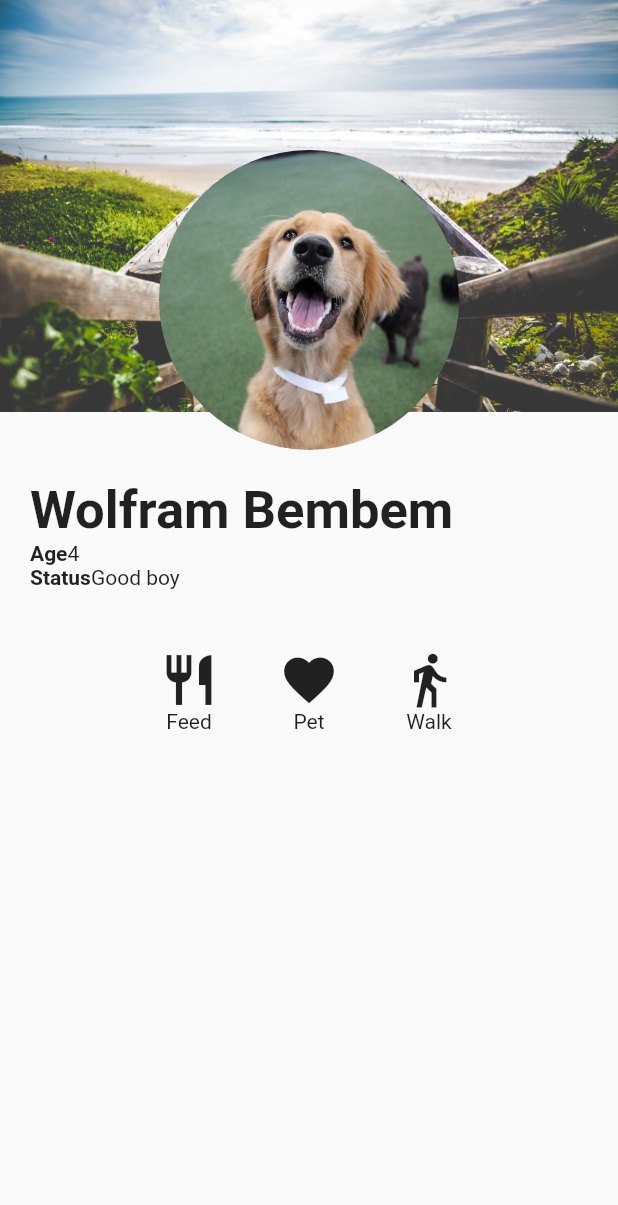
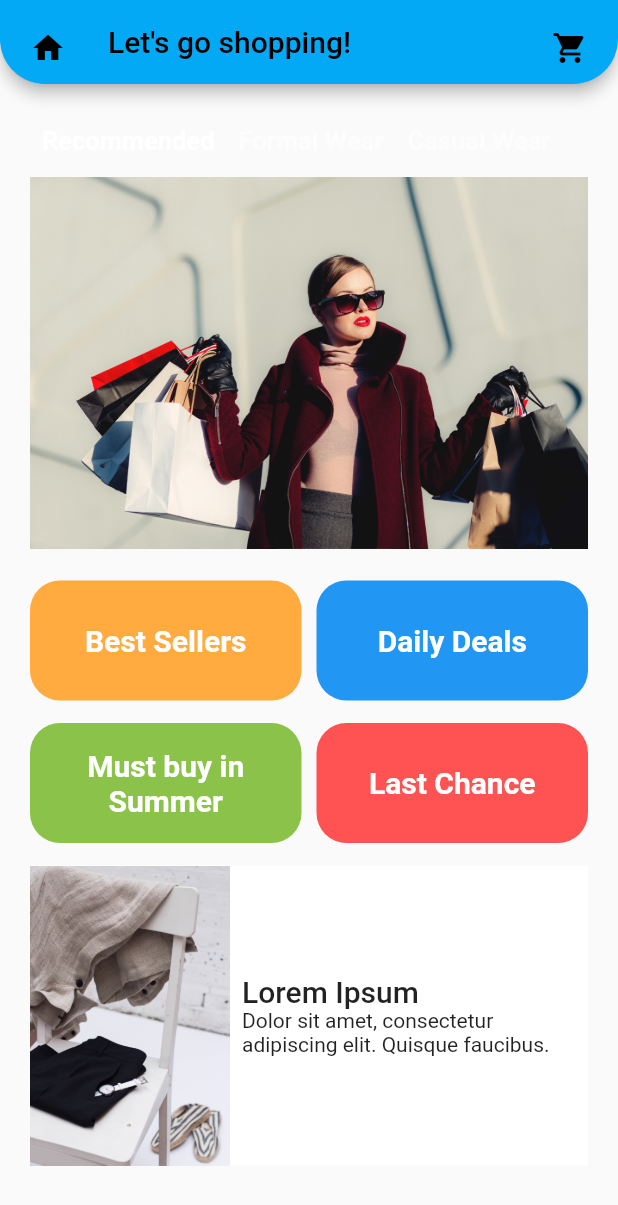
Before and after one commit to tuanhung1980/dogs, a Flutter app: the screen it shows after launch, on a phone screen of 412 x 824 dp. Shown: the top 1205 px of the screen. Run offline on Flutter 3.47's test engine with Material 2 defaults, Android fonts, the phone set to English and light mode, and no system bars.

Commit message:
Updating ecommerce screen

```diff
--- /dev/null
+++ b/lib/e_commerce_screen_before.dart
@@ -0,0 +1,182 @@
+import 'package:flutter/material.dart';
+
+class ECommerceScreen extends StatelessWidget {
+  @override
+  Widget build(BuildContext context) {
+    return Scaffold(
+      //backgroundColor: Colors.blueGrey,
+      appBar: _buildAppBar(),
+      body: Padding(
+        padding: const EdgeInsets.all(20.0),
+        child: Column(
+          children: <Widget>[
+            _buildToggleBar(),
+            SizedBox(height: 260, child: Image.asset('assets/woman_shopping.jpg')),
+            DealButtons(),
+            _buildProductTile(context),
+          ],
+        ),
+      ),
+    );
+  }
+
+  Container _buildProductTile(BuildContext context) {
+    return Container(
+            height: 200,
+            color: Colors.white,
+            child: Row(
+              children: <Widget>[
+                Image.asset(
+                  'assets/textiles.jpg',
+                  fit: BoxFit.fitHeight,
+                ),
+                Expanded(
+                  child: Padding(
+                    padding: const EdgeInsets.all(8.0),
+                    child: Column(
+                      mainAxisAlignment: MainAxisAlignment.center,
+                      crossAxisAlignment: CrossAxisAlignment.start,
+                      children: <Widget>[
+                        Text(
+                          'Lorem Ipsum',
+                          style: Theme.of(context).textTheme.titleLarge,
+                        ),
+                        Text(
+                            'Dolor sit amet, consectetur adipiscing elit. Quisque faucibus.')
+                      ],
+                    ),
+                  ),
+                )
+              ],
+            ),
+          );
+  }
+
+  Row _buildToggleBar() {
+    return Row(
+            children: <Widget>[
+              Padding(
+                padding: const EdgeInsets.all(8.0),
+                child: Text(
+                  'Recommended',
+                  style: TextStyle(
+                    color: Colors.white,
+                    fontSize: 17,
+                    fontWeight: FontWeight.bold,
+                  ),
+                ),
+              ),
+              Padding(
+                padding: const EdgeInsets.all(8.0),
+                child: Text(
+                  'Formal Wear',
+                  style: TextStyle(
+                    color: Colors.white54,
+                    fontSize: 17,
+                    fontWeight: FontWeight.bold,
+                  ),
+                ),
+              ),
+              Padding(
+                padding: const EdgeInsets.all(8.0),
+                child: Text(
+                  'Casual Wear',
+                  style: TextStyle(
+                    color: Colors.white54,
+                    fontSize: 17,
+                    fontWeight: FontWeight.bold,
+                  ),
+                ),
+              ),
+            ],
+          );
+  }
+
+  AppBar _buildAppBar() {
+    return AppBar(
+      //backgroundColor: Colors.purpleAccent,
+      shape: RoundedRectangleBorder(
+          borderRadius: BorderRadius.vertical(bottom: Radius.circular(30))),
+      leading: Padding(
+        padding: const EdgeInsets.all(20.0),
+        child: Icon(Icons.home),
+      ),
+      title: Text('Let\'s go shopping!'),
+      //elevation: 0,
+      actions: <Widget>[
+        Padding(
+          padding: const EdgeInsets.all(20.0),
+          child: Icon(Icons.shopping_cart),
+        )
+      ],
+    );
+  }
+}
+
+class DealButtons extends StatelessWidget {
+  const DealButtons({
+    super.key,
+  });
+
+  @override
+  Widget build(BuildContext context) {
+    return Column(
+      children: [
+        SizedBox(height: 15),
+        Row(
+          children: const [
+            DealButton(text: 'Best Sellers', color: Colors.orangeAccent),
+            SizedBox(width: 10),
+            DealButton(text: 'Daily Deals', color: Colors.blue),
+          ],
+        ),
+        SizedBox(height: 15),
+        Row(
+          children: <Widget>[
+            DealButton(text: 'Must buy in Summer', color: Colors.lightGreen),
+            SizedBox(width: 10),
+            DealButton(text: 'Last Chance', color: Colors.redAccent)
+          ],
+        ),
+        SizedBox(height: 15),
+      ],
+    );
+  }
+}
+
+class DealButton extends StatelessWidget {
+  final String text;
+  final Color color;
+
+  const DealButton({
+    required this.text,
+    required this.color,
+    Key? key,
+  }) : super(key: key);
+
+  @override
+  Widget build(BuildContext context) {
+    return Expanded(
+      child: Container(
+        height: 80,
+        decoration: BoxDecoration(
+            color: color,
+            borderRadius: BorderRadius.circular(20)),
+        child: Padding(
+          padding: const EdgeInsets.all(10.0),
+          child: Center(
+            child: Text(
+              text,
+              textAlign: TextAlign.center,
+              style: TextStyle(
+                color: Colors.white,
+                fontSize: 20.0,
+                fontWeight: FontWeight.bold,
+              ),
+            ),
+          ),
+        ),
+      ),
+    );
+  }
+}
--- a/lib/main.dart
+++ b/lib/main.dart
@@ -1,5 +1,8 @@
+//import 'package:dogs/deep_tree.dart';
+import 'package:dogs/e_commerce_screen_before.dart';
 import 'package:flutter/material.dart';
-import 'profile_screen.dart';
+//import 'profile_screen.dart';
+//import 'flex_screen.dart';
 
 void main() {
   runApp(const MyApp());
@@ -16,7 +19,19 @@ class MyApp extends StatelessWidget {
       theme: ThemeData(
         primarySwatch: Colors.lightBlue,
       ),
-      home: ProfileScreen(),
+      home: ECommerceScreen(),
     );
   }
 }
+
+class StaticApp extends StatelessWidget {
+  @override
+  Widget build(BuildContext context) {
+    return MaterialApp(
+      theme: ThemeData(
+        primarySwatch:  Colors.green
+      ),
+      home: ECommerceScreen(),
+    );
+  }
+}
--- a/lib/profile_screen.dart
+++ b/lib/profile_screen.dart
@@ -1,3 +1,4 @@
+import 'package:dogs/star.dart';
 import 'package:flutter/material.dart';
 
 class ProfileScreen extends StatelessWidget {
@@ -50,6 +51,9 @@ class ProfileDetails extends StatelessWidget {
             const Text('Wolfram Bembem',
               style: TextStyle(fontSize: 35, fontWeight: FontWeight.w600)
               ,),
+            const StarRating(
+              value: 5,
+            ),
             _buildDetailsRow('Age', 4.toString()),
             _buildDetailsRow('Status', 'Good boy'),
           ],
```
Also changed, not shown: lib/deep_tree.dart (added, +32 -0 lines), lib/flex_screen.dart (added, +124 -0 lines), lib/labeled_container.dart (added, +32 -0 lines), lib/star.dart (added, +76 -0 lines), assets/textiles.jpg (added), assets/woman_shopping.jpg (added).
